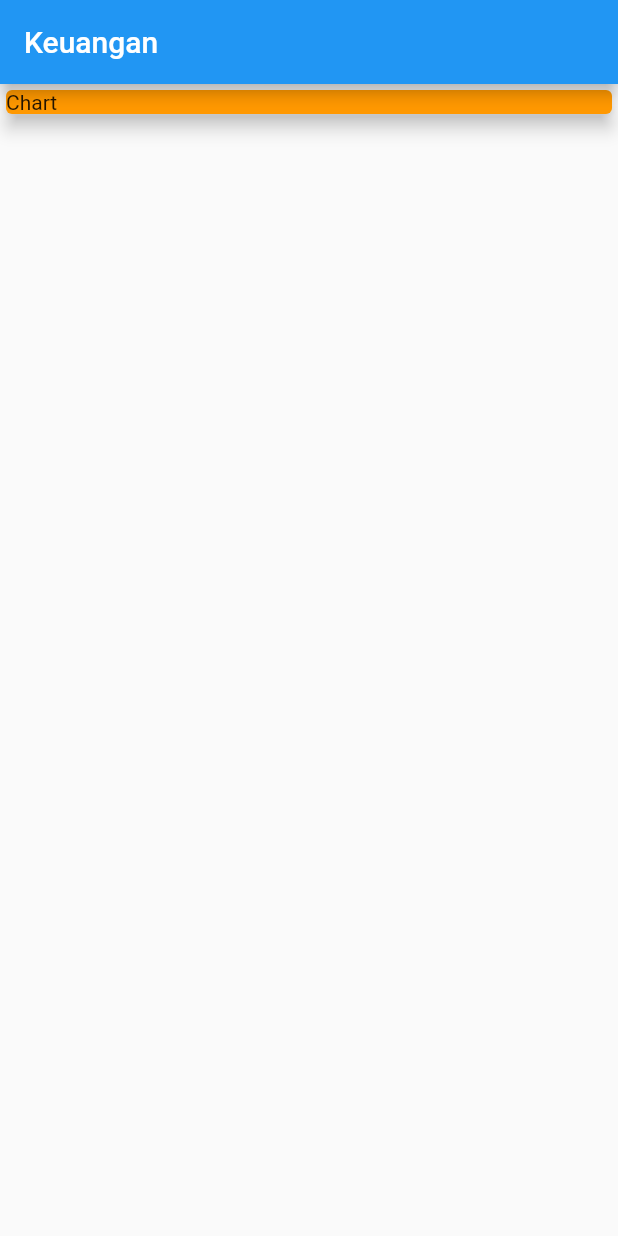
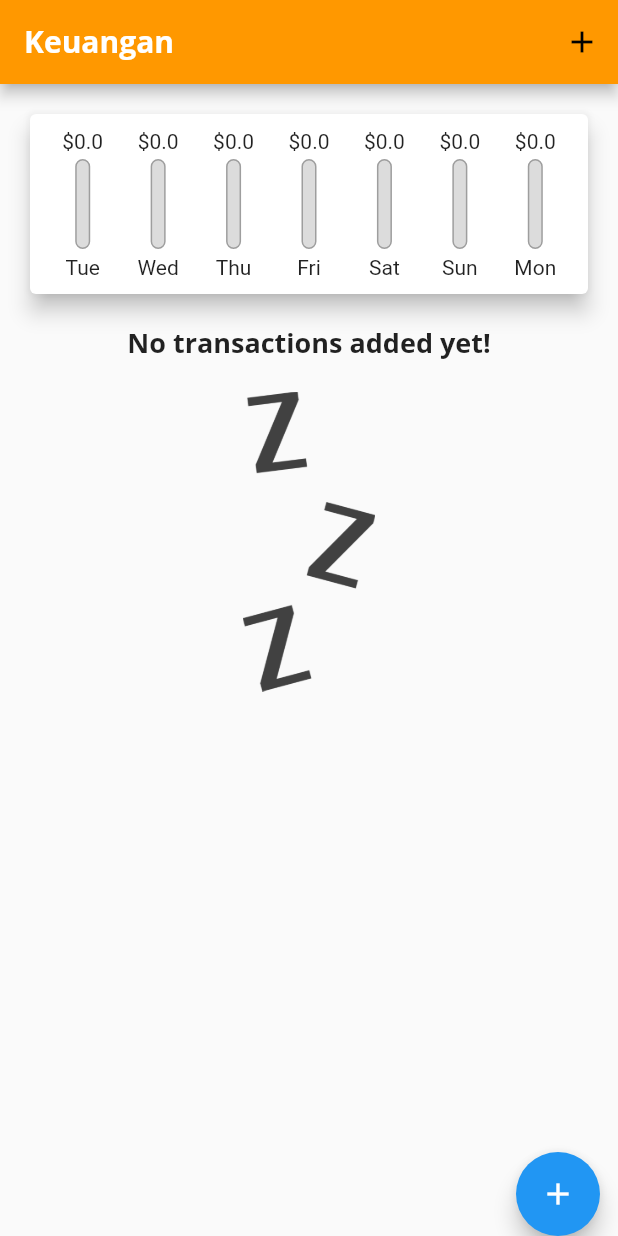
Before and after one commit to FitriantoDwiCahyo/Aplikasi-Catatan-Keuangan, a Flutter app: the screen it shows after launch, on a phone screen of 412 x 824 dp. Run offline on Flutter 3.47's test engine with Material 2 defaults, Android fonts, the light colour scheme and no system bars.

Commit message:
add new folder asset and new file in widgets and modify in main.dart and new transaction

```diff
--- a/lib/main.dart
+++ b/lib/main.dart
@@ -1,34 +1,139 @@
 import 'package:flutter/material.dart';
+import './widgets/new_transaction.dart';
+import './widgets/transaction_list.dart';
+import './widgets/chart.dart';
 
-void main() => runApp(MyApp());
+import '../models/transaction.dart';
 
-class MyApp extends StatelessWidget {
+void main() => runApp(MyHomePage());
+
+class MyHomePage extends StatelessWidget {
+  @override
+  Widget build(BuildContext context) {
+    return MaterialApp(
+      theme: ThemeData(
+        primarySwatch: Colors.orange,
+        accentColor: Colors.blue,
+        fontFamily: 'Quicksand',
+        textTheme: ThemeData.light().textTheme.copyWith(
+              headline6: TextStyle(
+                fontFamily: 'OpenSans',
+                fontWeight: FontWeight.bold,
+                fontSize: 18,
+              ),
+            ),
+        appBarTheme: AppBarTheme(
+          textTheme: ThemeData.light().textTheme.copyWith(
+                headline6: TextStyle(
+                  fontFamily: 'OpenSans',
+                  fontSize: 20,
+                  fontWeight: FontWeight.bold,
+                ),
+              ),
+        ),
+      ),
+      home: MyApp(),
+    );
+  }
+}
+
+class MyApp extends StatefulWidget {
   // late String titleInput;
   // late String amountInput;
 
-  MyApp({Key? key}) : super(key: key);
+  // MyApp({Key? key}) : super(key: key);
+
+  @override
+  _MyAppState createState() => _MyAppState();
+}
+
+class _MyAppState extends State<MyApp> {
+  final List<Transaction> _userTransactions = [
+    // Transaction(
+    //   id: 't1',
+    //   title: 'New Shoes',
+    //   amount: 1200,
+    //   date: DateTime.now(),
+    // ),
+    // Transaction(
+    //   id: 't2',
+    //   title: 'Makan pentol',
+    //   amount: 8000,
+    //   date: DateTime.now(),
+    // ),
+    // Transaction(
+    //   id: 't3',
+    //   title: 'Bala bala',
+    //   amount: 3000,
+    //   date: DateTime.now(),
+    // ),
+  ];
+
+  //getter
+  List<Transaction> get _recentTransactions {
+    return _userTransactions.where((tx) {
+      return tx.date.isAfter(
+        DateTime.now().subtract(
+          Duration(days: 7),
+        ),
+      );
+    }).toList();
+  }
+
+  void _addNewTransaction(String txTitle, double txAmount, DateTime chosenDate) {
+    final newTx = Transaction(
+      title: txTitle,
+      amount: txAmount,
+      date: chosenDate,
+      id: DateTime.now().toString(),
+    );
+
+    setState(() {
+      _userTransactions.add(newTx);
+    });
+  }
+
+  void _startAddNewTransaction(BuildContext ctx) {
+    showModalBottomSheet(
+      context: ctx,
+      builder: (_) {
+        return GestureDetector(
+          onTap: () {},
+          child: NewTransaction(addNewTransactionHandler: _addNewTransaction),
+          behavior: HitTestBehavior.opaque,
+        );
+      },
+    );
+  }
 
   @override
   Widget build(BuildContext context) {
-    return MaterialApp(
-      home: Scaffold(
-        appBar: AppBar(
-          title: Text('Keuangan'),
+    return Scaffold(
+      appBar: AppBar(
+        title: Text(
+          'Keuangan',
         ),
-        body: Column(
+        actions: <Widget>[
+          IconButton(
+            icon: Icon(Icons.add),
+            onPressed: () => _startAddNewTransaction(context),
+          ),
+        ],
+      ),
+      body: SingleChildScrollView(
+        child: Column(
           mainAxisAlignment: MainAxisAlignment.start,
           crossAxisAlignment: CrossAxisAlignment.center,
           children: <Widget>[
-            Container(
-              width: double.infinity,
-              child: Card(
-                child: Text('Chart'),
-                color: Colors.orange,
-                elevation: 5,
-              ),
-            ),
+            Chart(recentTransactions: _recentTransactions,),
+            TransactionList(transactions: _userTransactions)
           ],
         ),
+      ),
+      floatingActionButtonLocation: FloatingActionButtonLocation.miniEndDocked,
+      floatingActionButton: FloatingActionButton(
+        child: Icon(Icons.add),
+        onPressed: () => _startAddNewTransaction(context),
       ),
     );
   }
--- /dev/null
+++ b/lib/widgets/chart.dart
@@ -0,0 +1,63 @@
+import 'package:flutter/material.dart';
+import 'package:intl/intl.dart';
+
+import '../models/transaction.dart';
+import './chart_bar.dart';
+
+class Chart extends StatelessWidget {
+  final List<Transaction> recentTransactions;
+
+  Chart({Key? key, required this.recentTransactions}) : super(key: key);
+
+  List<Map<String, Object>> get groupTransactionValues {
+    return List.generate(7, (index) {
+      final weekDay = DateTime.now().subtract(
+        Duration(days: index),
+      );
+      double totalSum = 0.0;
+
+      for (var i = 0; i < recentTransactions.length; i++) {
+        if (recentTransactions[i].date.day == weekDay.day &&
+            recentTransactions[i].date.month == weekDay.month &&
+            recentTransactions[i].date.year == weekDay.year) {
+          totalSum += recentTransactions[i].amount;
+        }
+      }
+
+      print(DateFormat.E().format(weekDay).substring(0, 1));
+      print(totalSum);
+
+      return {'day': DateFormat.E().format(weekDay), 'amount': totalSum};
+    }).reversed.toList();
+  }
+
+  double get totalSpending {
+    return groupTransactionValues.fold(0.0, (sum, item) {
+      return sum + (item['amount'] as double);
+    });
+  }
+
+  @override
+  Widget build(BuildContext context) {
+    return Card(
+      elevation: 6,
+      margin: EdgeInsets.all(20),
+      child: Container(
+        padding: EdgeInsets.all(10),
+        child: Row(
+          mainAxisAlignment: MainAxisAlignment.spaceAround,
+          children: groupTransactionValues.map((data) {
+            return Flexible(
+              fit: FlexFit.tight,
+              child: ChartBar(
+                label: data['day'] as String,
+                spendingAmount: data['amount'] as double,
+                spendingPctOfTotal: totalSpending == 0.0 ? 0.0 :(data['amount'] as double) / totalSpending,
+              ),
+            );
+          }).toList(),
+        ),
+      ),
+    );
+  }
+}
--- /dev/null
+++ b/lib/widgets/chart_bar.dart
@@ -0,0 +1,57 @@
+import 'package:flutter/material.dart';
+
+class ChartBar extends StatelessWidget {
+  final String label;
+  final double spendingAmount;
+  final double spendingPctOfTotal;
+
+  const ChartBar(
+      {Key? key,
+      required this.label,
+      required this.spendingAmount,
+      required this.spendingPctOfTotal})
+      : super(key: key);
+
+  @override
+  Widget build(BuildContext context) {
+    return Column(
+      children: <Widget>[
+        FittedBox(
+          child: Text('\$${spendingAmount.toString()}'),
+        ),
+        SizedBox(
+          height: 4,
+        ),
+        Container(
+          height: 60,
+          width: 10,
+          child: Stack(
+            children: <Widget>[
+              Container(
+                decoration: BoxDecoration(
+                  border: Border.all(
+                    color: Colors.grey,
+                    width: 1.0,
+                  ),
+                  color: Color.fromRGBO(220, 220, 220, 1),
+                  borderRadius: BorderRadius.circular(20),
+                ),
+              ),
+              FractionallySizedBox(
+                heightFactor: spendingPctOfTotal,
+                child: Container(
+                  decoration: BoxDecoration(
+                    color: Theme.of(context).primaryColor,
+                    borderRadius: BorderRadius.circular(10),
+                  ),
+                ),
+              ),
+            ],
+          ),
+        ),
+        SizedBox(height: 4),
+        Text(label),
+      ],
+    );
+  }
+}
--- a/lib/widgets/transaction_list.dart
+++ b/lib/widgets/transaction_list.dart
@@ -4,58 +4,57 @@
 import '../models/transaction.dart';
 
 class TransactionList extends StatelessWidget {
-  TransactionList({Key? key}) : super(key: key);
+  final List<Transaction> transactions;
+
+  TransactionList({Key? key, required this.transactions}) : super(key: key);
 
   @override
   Widget build(BuildContext context) {
-    return Column(
-      children: _userTransaction.map((tx) {
-        return Card(
-          child: Row(
-            children: <Widget>[
-              Container(
-                margin: EdgeInsets.symmetric(
-                  vertical: 10,
-                  horizontal: 15,
+    return Container(
+      height: 300,
+      child: transactions.isEmpty
+          ? Column(
+              children: [
+                Text(
+                  'No transactions added yet!',
+                  style: Theme.of(context).textTheme.headline6,
                 ),
-                decoration: BoxDecoration(
-                  border: Border.all(
-                    color: Colors.orange,
-                    width: 2,
+                SizedBox(
+                  height: 20,
+                ),
+                Container(
+                  height: 200,
+                  child: Image.asset('assets/images/waiting.png',
+                      fit: BoxFit.cover),
+                ),
+              ],
+            )
+          : ListView.builder(
+              itemBuilder: (context, index) {
+                return Card(
+                  elevation: 5,
+                  margin: EdgeInsets.symmetric(vertical: 8, horizontal: 5),
+                  child: ListTile(
+                    leading: CircleAvatar(
+                      radius: 30,
+                      child: FittedBox(
+                        child: Container(
+                          padding: EdgeInsets.all(10),
+                          child: Text('Rp. ${transactions[index].amount}'),
+                        ),
+                      ),
+                    ),
+                    title: Text(transactions[index].title,
+                        style: Theme.of(context).textTheme.headline6),
+                    subtitle: Text(
+                      DateFormat.yMEd().format(transactions[index].date),
+                    ),
+
                   ),
-                ),
-                child: Text(
-                  'Rp.${tx.amount}',
-                  style: TextStyle(
-                      color: Colors.orange,
-                      fontWeight: FontWeight.bold,
-                      fontSize: 16),
-                ),
-                padding: EdgeInsets.all(10),
-              ),
-              Column(
-                crossAxisAlignment: CrossAxisAlignment.start,
-                children: <Widget>[
-                  Text(
-                    tx.title,
-                    style: TextStyle(
-                      fontSize: 16,
-                      fontWeight: FontWeight.bold,
-                    ),
-                  ),
-                  Text(
-                    DateFormat.yMEd().format(tx.date),
-                    style: TextStyle(
-                      color: Colors.grey,
-                      fontSize: 12,
-                    ),
-                  ),
-                ],
-              ),
-            ],
-          ),
-        );
-      }).toList(),
+                );
+              },
+              itemCount: transactions.length,
+            ),
     );
   }
 }
```
Also changed, not shown: lib/widgets/new_transaction.dart (+79 -11 lines), lib/widgets/user_transaction.dart (deleted, +0 -45 lines), pubspec.yaml (+14 -13 lines), assets/fonts/OpenSans-Bold.ttf (added), assets/fonts/OpenSans-Regular.ttf (added), assets/fonts/Quicksand-Bold.ttf (added), assets/fonts/Quicksand-Light.ttf (added), assets/fonts/Quicksand-Medium.ttf (added), assets/fonts/Quicksand-Regular.ttf (added), assets/images/waiting.png (added).
